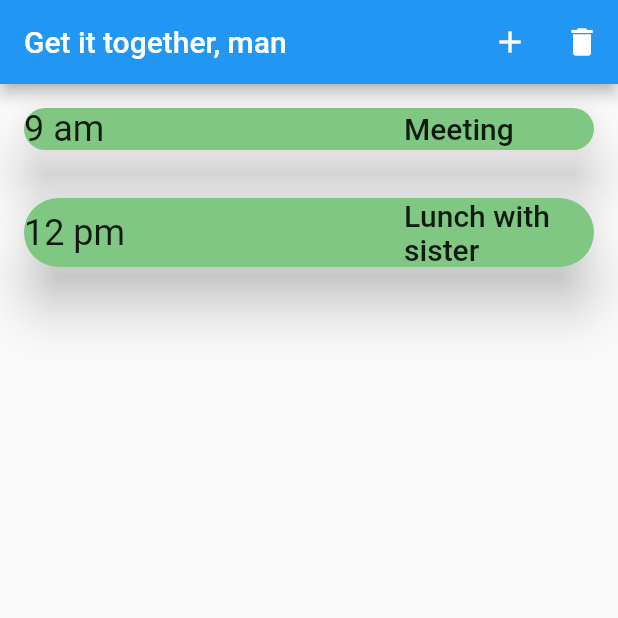
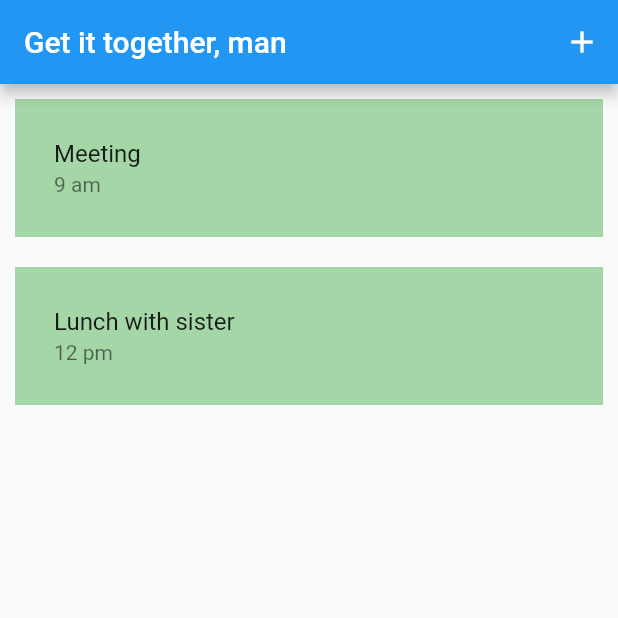
Before and after one commit to ColburnCody/MAP-CreativeAssignment2, a Flutter app: the screen it shows after launch, on a phone screen of 412 x 824 dp, the top half of it. Run offline on Flutter 3.47's test engine with Material 2 defaults, Android fonts, the phone set to English and light mode, and no system bars.

Commit message:
did some stuff

```diff
--- a/lib/main.dart
+++ b/lib/main.dart
@@ -1,5 +1,4 @@
 import 'package:CreativeAssignment2/screen/additem_screen.dart';
-import 'package:CreativeAssignment2/screen/removeitem_screen.dart';
 import 'package:CreativeAssignment2/screen/start_screen.dart';
 import 'package:flutter/material.dart';
 
@@ -13,7 +12,6 @@ class Creative2App extends StatelessWidget {
     return MaterialApp(initialRoute: StartScreen.routeName, routes: {
       StartScreen.routeName: (context) => StartScreen(),
       AddItemScreen.routeName: (context) => AddItemScreen(),
-      RemoveItemScreen.routeName: (context) => RemoveItemScreen(),
     });
   }
 }
--- a/lib/screen/start_screen.dart
+++ b/lib/screen/start_screen.dart
@@ -1,6 +1,5 @@
 import 'package:CreativeAssignment2/model/listitem.dart';
 import 'package:CreativeAssignment2/screen/additem_screen.dart';
-import 'package:CreativeAssignment2/screen/removeitem_screen.dart';
 import 'package:flutter/material.dart';
 
 class StartScreen extends StatefulWidget {
@@ -27,17 +26,29 @@ class _StartState extends State<StartScreen> {
   @override
   Widget build(BuildContext context) {
     return Scaffold(
-      appBar: AppBar(title: Text('Get it together, man'), actions: <Widget>[
+      appBar: AppBar(
+        title: Text('Get it together, man'),
+        actions: <Widget>[
+          con.selected != null
+              ? [
                   IconButton(
+                    icon: Icon(Icons.delete),
+                    onPressed: con.delete,
+                  ),
+                  IconButton(
+                    icon: Icon(Icons.cancel),
+                    onPressed: con.cancel,
+                  ),
+                ]
+              : IconButton(
                   icon: Icon(Icons.add),
                   onPressed: con.add,
                 ),
-        IconButton(icon: Icon(Icons.delete), onPressed: con.delete),
-      ]),
-      body: SingleChildScrollView(
-        child: Column(
-          children: con.getSchedule(),
+        ],
       ),
+      body: ListView.builder(
+        itemCount: todoList.length,
+        itemBuilder: con.getTile,
       ),
     );
   }
@@ -47,47 +58,50 @@ class _Controller {
   _StartState state;
   _Controller(this.state);
 
-  List<Widget> getSchedule() {
-    return todoList.map((listitem) {
-      return Card(
-        margin: EdgeInsets.fromLTRB(16.0, 16.0, 16.0, 16.0),
-        color: Colors.green[300],
-        elevation: 15.0,
-        shape: RoundedRectangleBorder(
-          borderRadius: BorderRadius.circular(30.0),
+  List<int> selected;
+  final Color selectedColor = Colors.green[500];
+  final Color unselectedColor = Colors.green[200];
+
+  Widget getTile(BuildContext context, int index) {
+    return Container(
+      color: (selected != null && selected.indexOf(index) >= 0)
+          ? selectedColor
+          : unselectedColor,
+      padding: EdgeInsets.all(10.0),
+      margin: EdgeInsets.all(10.0),
+      child: ListTile(
+        title: Text(todoList[index].item),
+        subtitle: Text(
+          todoList[index].time,
         ),
-        child: Column(
-          crossAxisAlignment: CrossAxisAlignment.start,
-          children: [
-            Row(
-              children: [
-                Expanded(
-                  flex: 2,
-                  child: Text(
-                    listitem.time,
-                    style: Theme.of(state.context).textTheme.headline5,
-                  ),
-                ),
-                Expanded(
-                  flex: 1,
-                  child: Text(
-                    listitem.item,
-                    style: Theme.of(state.context).textTheme.headline6,
-                  ),
-                ),
-              ],
-            ),
-          ],
+        onTap: () {
+          _onTap(context, index);
+        },
       ),
     );
-    }).toList();
+  }
+
+  void _onTap(BuildContext context, int index) {
+    if (selected == null) {
+      selected.add(index);
+    }
+    state.render(() {
+      if (selected.indexOf(index) < 0) {
+        selected.add(index);
+      } else {
+        selected.removeWhere((value) => value == index);
+        if (selected.length == 0) selected = null;
+      }
+    });
   }
 
   void add() {
     Navigator.pushNamed(state.context, AddItemScreen.routeName);
   }
 
-  void delete() {
-    Navigator.pushNamed(state.context, RemoveItemScreen.routeName);
+  void delete() {}
+
+  void cancel() {
+    state.render(() => selected = null);
   }
 }
```
Also changed, not shown: lib/screen/removeitem_screen.dart (deleted, +0 -21 lines). Lines whose indentation alone changed are shown as unchanged.
